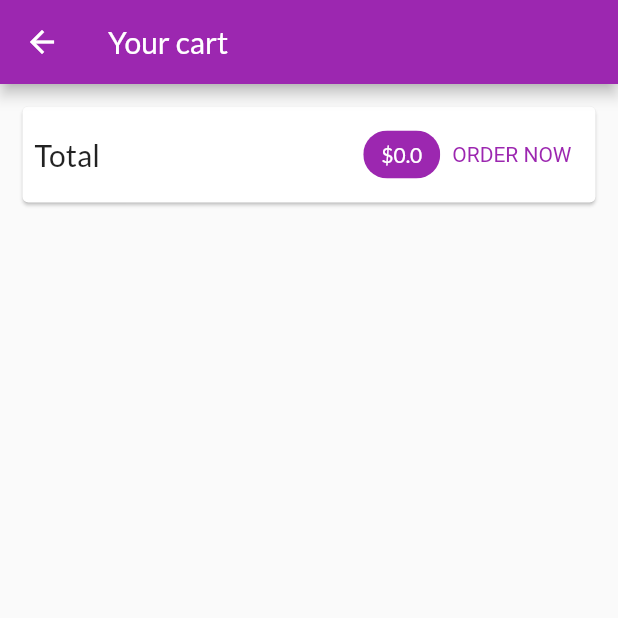
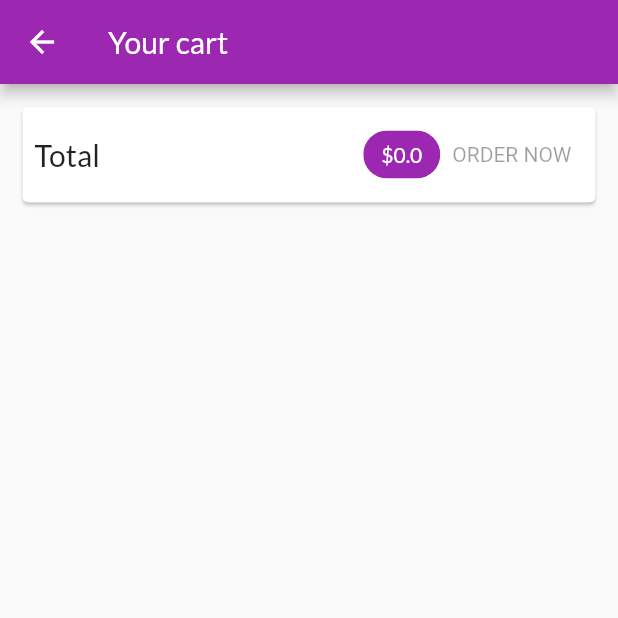
Before and after one commit to prashtomer-flutter/shop, a Flutter app: the CartScreen screen opened by its route, on a phone screen of 412 x 824 dp, the top half of it. Run offline on Flutter 3.47's test engine with Material 2 defaults, Android fonts, the phone set to English and light mode, and no system bars; network calls fail.

Commit message:
add orders via api call in database

```diff
--- a/lib/screens/cart_screen.dart
+++ b/lib/screens/cart_screen.dart
@@ -41,21 +41,7 @@ class CartScreen extends StatelessWidget {
                     ),
                     backgroundColor: Theme.of(context).colorScheme.primary,
                   ),
-                  TextButton(
-                    onPressed: () {
-                      Provider.of<Orders>(context, listen: false).addOrder(
-                        cart.items.values.toList(),
-                        cart.totalAmount,
-                      );
-                      cart.clear();
-                    },
-                    child: Text('ORDER NOW'),
-                    style: TextButton.styleFrom(
-                      textStyle: TextStyle(
-                        color: Theme.of(context).colorScheme.primary,
-                      ),
-                    ),
-                  )
+                  OrderButton(cart: cart),
                 ],
               ),
             ),
@@ -80,3 +66,46 @@ class CartScreen extends StatelessWidget {
     );
   }
 }
+
+class OrderButton extends StatefulWidget {
+  const OrderButton({
+    Key key,
+    @required this.cart,
+  }) : super(key: key);
+
+  final Cart cart;
+
+  @override
+  State<OrderButton> createState() => _OrderButtonState();
+}
+
+class _OrderButtonState extends State<OrderButton> {
+  var _isLoading = false;
+
+  @override
+  Widget build(BuildContext context) {
+    return TextButton(
+      child: _isLoading ? CircularProgressIndicator() : Text('ORDER NOW'),
+      onPressed: (widget.cart.totalAmount <= 0 || _isLoading)
+          ? null
+          : () async {
+              setState(() {
+                _isLoading = true;
+              });
+              await Provider.of<Orders>(context, listen: false).addOrder(
+                widget.cart.items.values.toList(),
+                widget.cart.totalAmount,
+              );
+              setState(() {
+                _isLoading = false;
+              });
+              widget.cart.clear();
+            },
+      style: TextButton.styleFrom(
+        textStyle: TextStyle(
+          color: Theme.of(context).colorScheme.primary,
+        ),
+      ),
+    );
+  }
+}
```
Also changed, not shown: lib/providers/orders.dart (+25 -4 lines).
